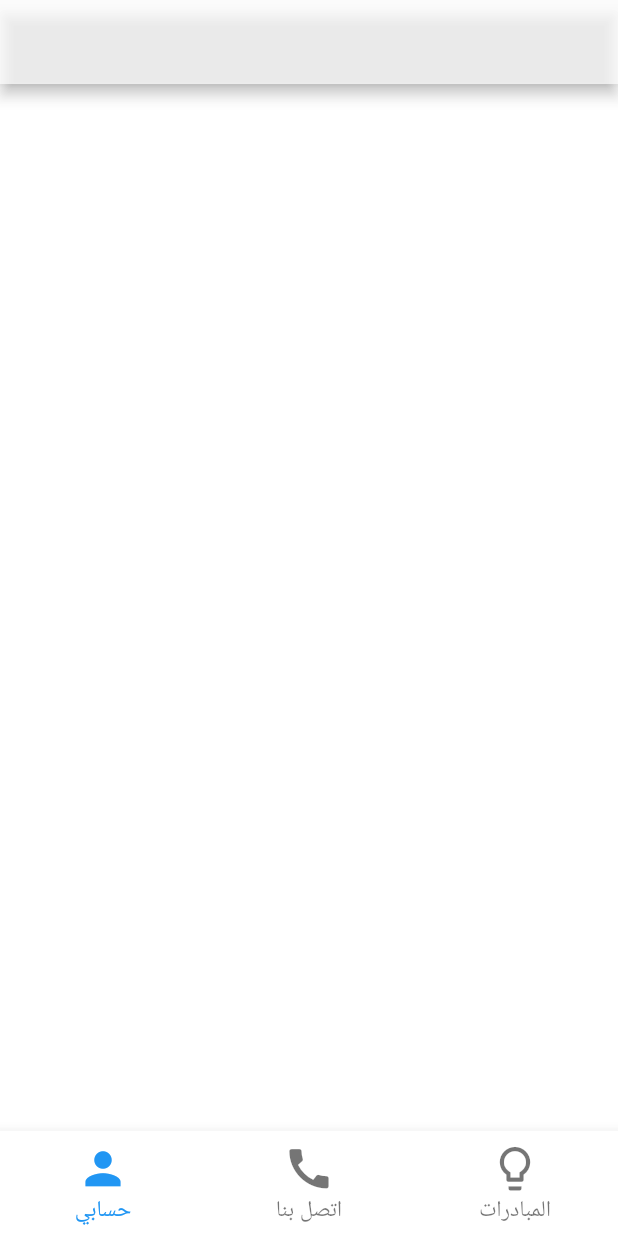
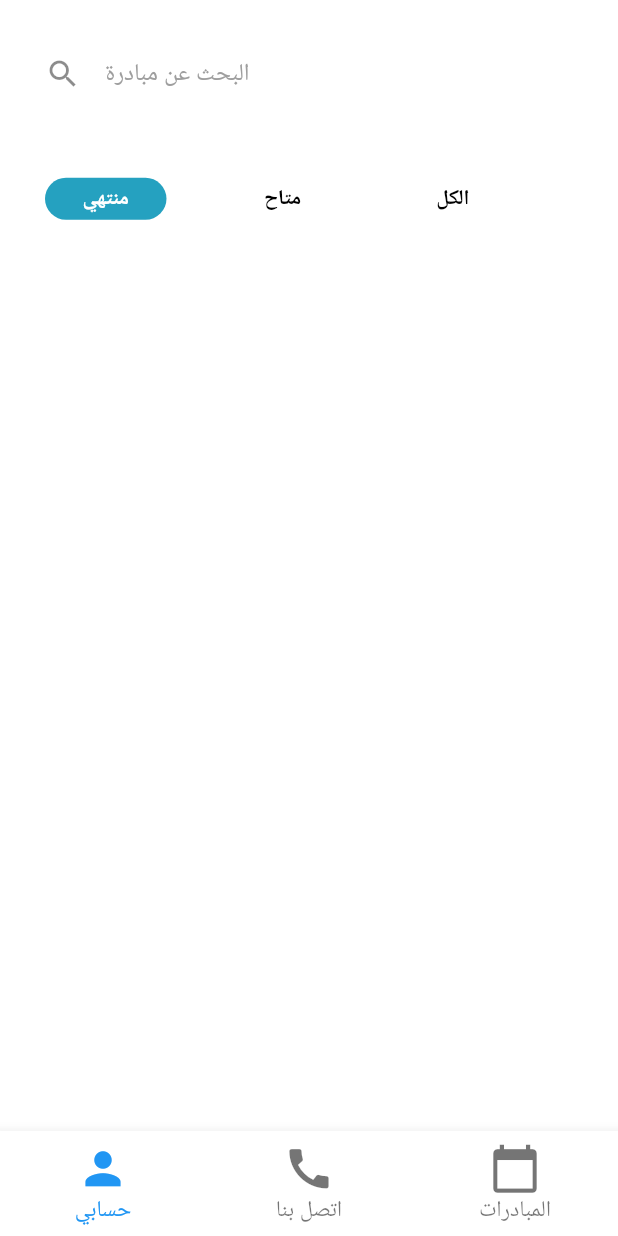
Before and after one commit to Asmaa-Hakami/Jeddah_Friends, a Flutter app: the screen it shows after launch, on a phone screen of 412 x 824 dp. Run offline on Flutter 3.47's test engine with Material 2 defaults, Android fonts, the phone set to English and light mode, and no system bars.

Commit message:
second commit

```diff
--- a/lib/components/body.dart
+++ b/lib/components/body.dart
@@ -13,12 +13,11 @@ class Body extends StatelessWidget {
   @override
   Widget build(BuildContext context) {
     return SafeArea(
-      bottom: false,
+     // bottom: false,
       child: Column(
         children: <Widget>[
           SearchBox(onChanged: (value) {}),
           CategoryList(),
-
         ],
       ),
     );
--- a/lib/components/category_list.dart
+++ b/lib/components/category_list.dart
@@ -1,3 +1,5 @@
+//import 'dart:html';
+
 import 'package:flutter/material.dart';
 
 // We need statefull widget because we are gonna change some state on our category
@@ -13,8 +15,9 @@ class _CategoryListState extends State<CategoryList> {
   @override
   Widget build(BuildContext context) {
     return Container(
-      margin: EdgeInsets.symmetric(vertical: 20.0 / 2),
-      height: 30,
+      margin: EdgeInsets.symmetric(vertical: 40.0 / 2),
+      height: 28,
+      //width: 600,
       child: ListView.builder(
         scrollDirection: Axis.horizontal,
         itemCount: categories.length,
@@ -27,20 +30,23 @@ class _CategoryListState extends State<CategoryList> {
           child: Container(
             alignment: Alignment.center,
             margin: EdgeInsets.only(
-              left: 20.0,
+              left: 30.0,
+              right: 10.0
               // At end item it add extra 20 right  padding
-              right: index == categories.length - 1 ? 20.0 : 0,
             ),
-            padding: EdgeInsets.symmetric(horizontal: 20.0),
+            padding: EdgeInsets.symmetric(horizontal: 25.0),
             decoration: BoxDecoration(
               color: index == selectedIndex
-                  ? Colors.white.withOpacity(0.4)
-                  : Colors.transparent,
-              borderRadius: BorderRadius.circular(6),
+                  ? Color(0XFF25A1C0)
+                  : Colors.white,
+              borderRadius: BorderRadius.circular(35),
             ),
             child: Text(
               categories[index],
-              style: TextStyle(color: Colors.white),
+              style: index == selectedIndex
+              ? TextStyle(fontWeight: FontWeight.bold, color: Colors.white)
+              : TextStyle(fontWeight: FontWeight.bold,color: Colors.black),
+
             ),
           ),
         ),
--- a/lib/components/search_box.dart
+++ b/lib/components/search_box.dart
@@ -12,24 +12,24 @@ class SearchBox extends StatelessWidget {
   @override
   Widget build(BuildContext context) {
     return Container(
-      margin: EdgeInsets.all(20.0),
+      margin: EdgeInsets.all(25.0),
       padding: EdgeInsets.symmetric(
-        horizontal: 20.0,
-        vertical: 20.0 / 4, // 5 top and bottom
+        horizontal: 20.0 / 4,
+        vertical: 1.0 / 4, // 5 top and bottom
       ),
       decoration: BoxDecoration(
-        color: Colors.white.withOpacity(0.4),
+        color: Colors.white,
         borderRadius: BorderRadius.circular(12),
       ),
       child: TextField(
         onChanged: onChanged,
-        style: TextStyle(color: Colors.white),
+        style: TextStyle(color: Colors.grey),
         decoration: InputDecoration(
           enabledBorder: InputBorder.none,
           focusedBorder: InputBorder.none,
-          //icon: SvgPicture.asset("assets/icons/search.svg"),
+          icon: Icon(Icons.search),
           hintText: 'البحث عن مبادرة',
-          hintStyle: TextStyle(color: Colors.white),
+          hintStyle: TextStyle(color: Colors.grey),
         ),
       ),
     );
--- a/lib/main.dart
+++ b/lib/main.dart
@@ -1,7 +1,7 @@
 //import 'dart:ui';
 
 import 'package:flutter/material.dart';
-import 'package:sample/components/body.dart';
+import 'package:JeddahFriends/components/body.dart';
 
 
 void main() {
@@ -45,10 +45,8 @@ Center(child: Text('المبادرات')),
   Widget build(BuildContext context) {
     return Scaffold(
 
-      appBar: AppBar(
-        backgroundColor: Colors.white70,
-      ),
-      backgroundColor: Colors.white70,
+      appBar: null,
+      backgroundColor: Colors.white.withOpacity(0.9),
       body: Body(),
       //body: Image.asset('assets/images/background.jpg'),
       bottomNavigationBar: BottomNavigationBar(
@@ -62,6 +60,7 @@ Center(child: Text('المبادرات')),
           BottomNavigationBarItem(
             icon: Icon(Icons.person),
             title: Text('حسابي'),
+
           ),
 
             BottomNavigationBarItem(
@@ -71,7 +70,7 @@ Center(child: Text('المبادرات')),
 
 
                     BottomNavigationBarItem(
-            icon: Icon(Icons.lightbulb_outline),
+            icon: Icon(Icons.calendar_today),
             title: Text('المبادرات'),
           ),
         ],
```
Also changed, not shown: pubspec.yaml (+4 -4 lines), 8 other files.
